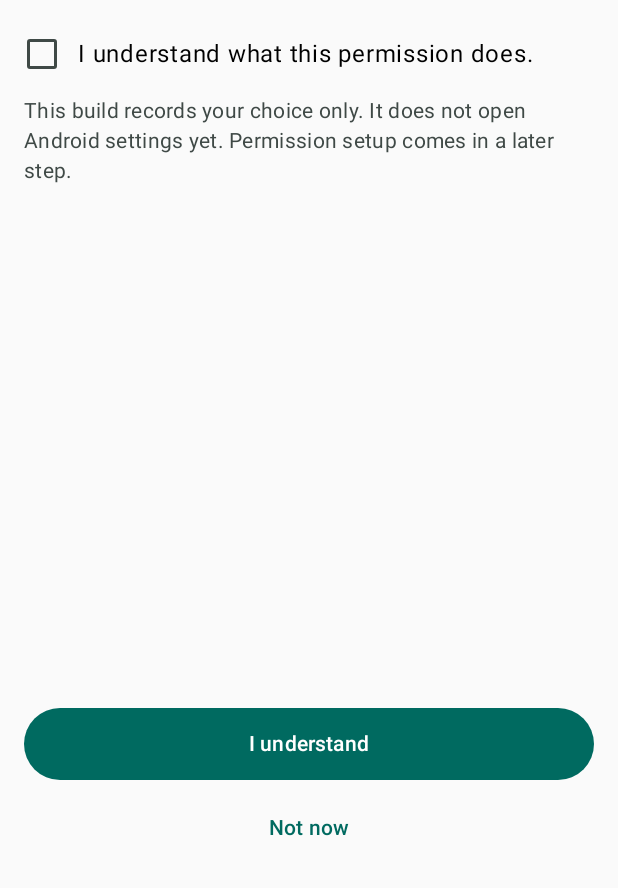
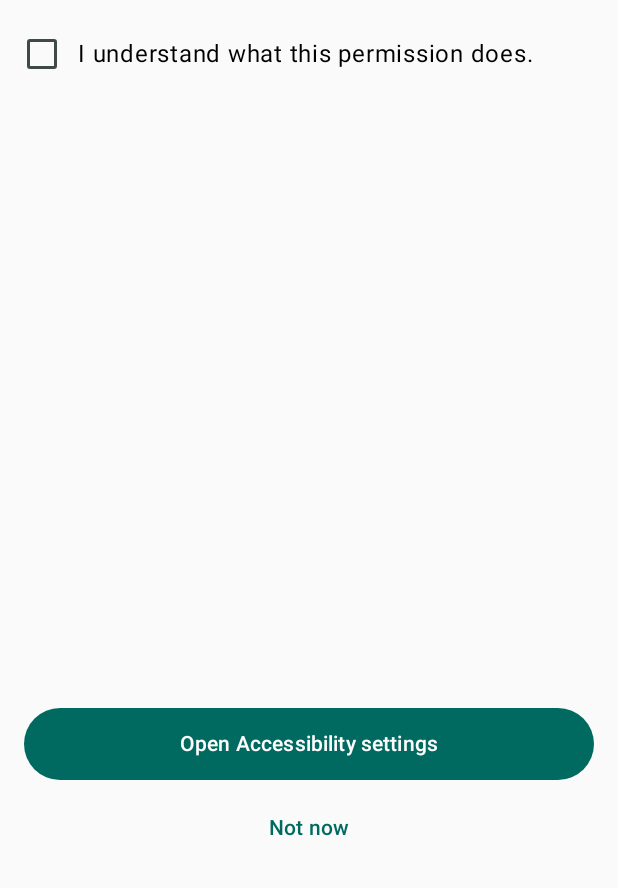
Before and after one commit to Nor2522/Guardian, an Android app built with Jetpack Compose: the PermissionsScreen screen opened through its navigation route, after a tap on "Set up", on a phone screen of 412 x 824 dp, the part 348-1236 px from its top. Run offline under Robolectric (Android 15) with nearby library versions, the phone set to English and light mode, and no system bars.

Commit message:
feat: grant Accessibility from the permissions step
Declares a no-op accessibility service so Android can list Guardian under Installed apps, with canRetrieveWindowContent=false and only window-state events. The enabled state is read from AccessibilityManager, and the disclosure records consent before opening the system Accessibility screen.

Verified with testDebugUnitTest (16 tests), lintDebug, and a phone run on SM-A155F: consent gate, real Accessibility screen, service toggle and Allow dialog, row flips to On, direct re-entry, VPN placeholder unchanged, clean logcat, dumpsys shows the service enabled and bound.

```diff
--- /dev/null
+++ b/app/src/main/java/com/nordev/guardian/data/permissions/AccessibilityAccessChecker.kt
@@ -0,0 +1,15 @@
+package com.nordev.guardian.data.permissions
+
+import android.accessibilityservice.AccessibilityServiceInfo
+import android.content.Context
+import android.view.accessibility.AccessibilityManager
+
+// Accessibility is granted per service in system settings. The manager lists
+// only services the user has enabled.
+class AccessibilityAccessChecker(private val context: Context) {
+    fun isGranted(): Boolean {
+        val manager = context.getSystemService(AccessibilityManager::class.java) ?: return false
+        return manager.getEnabledAccessibilityServiceList(AccessibilityServiceInfo.FEEDBACK_ALL_MASK)
+            .any { it.resolveInfo.serviceInfo.packageName == context.packageName }
+    }
+}
--- a/app/src/main/java/com/nordev/guardian/data/prefs/SettingsRepository.kt
+++ b/app/src/main/java/com/nordev/guardian/data/prefs/SettingsRepository.kt
@@ -16,6 +16,7 @@ class SettingsRepository(context: Context) {
 
     val usageConsentAt: Flow<Long> = store.data.map { it[USAGE_CONSENT_AT] ?: 0L }
     val notificationConsentAt: Flow<Long> = store.data.map { it[NOTIFICATION_CONSENT_AT] ?: 0L }
+    val accessibilityConsentAt: Flow<Long> = store.data.map { it[ACCESSIBILITY_CONSENT_AT] ?: 0L }
 
     suspend fun recordUsageConsent(now: Long = System.currentTimeMillis()) {
         store.edit { it[USAGE_CONSENT_AT] = now }
@@ -25,8 +26,13 @@ class SettingsRepository(context: Context) {
         store.edit { it[NOTIFICATION_CONSENT_AT] = now }
     }
 
+    suspend fun recordAccessibilityConsent(now: Long = System.currentTimeMillis()) {
+        store.edit { it[ACCESSIBILITY_CONSENT_AT] = now }
+    }
+
     private companion object {
         val USAGE_CONSENT_AT = longPreferencesKey("usage_access_consent_at")
         val NOTIFICATION_CONSENT_AT = longPreferencesKey("notifications_consent_at")
+        val ACCESSIBILITY_CONSENT_AT = longPreferencesKey("accessibility_consent_at")
     }
 }
--- a/app/src/main/java/com/nordev/guardian/ui/screens/onboarding/DisclosureScreen.kt
+++ b/app/src/main/java/com/nordev/guardian/ui/screens/onboarding/DisclosureScreen.kt
@@ -68,6 +68,7 @@ enum class DisclosureType(
         R.string.disclosure_accessibility_body,
         R.string.disclosure_action_accessibility,
         Icons.Outlined.Accessibility,
+        implemented = true,
     ),
     VpnFilter(
         R.string.perm_vpn,
--- a/app/src/main/java/com/nordev/guardian/ui/screens/onboarding/PermissionsScreen.kt
+++ b/app/src/main/java/com/nordev/guardian/ui/screens/onboarding/PermissionsScreen.kt
@@ -49,6 +49,7 @@ import androidx.lifecycle.Lifecycle
 import androidx.lifecycle.LifecycleEventObserver
 import androidx.lifecycle.compose.LocalLifecycleOwner
 import com.nordev.guardian.R
+import com.nordev.guardian.data.permissions.AccessibilityAccessChecker
 import com.nordev.guardian.data.permissions.NotificationAccessChecker
 import com.nordev.guardian.data.permissions.UsageAccessChecker
 import com.nordev.guardian.data.prefs.SettingsRepository
@@ -60,6 +61,7 @@ fun PermissionsScreen(
     onOpenDisclosure: (DisclosureType) -> Unit,
     onOpenUsageSettings: () -> Unit,
     onOpenNotificationSettings: () -> Unit,
+    onOpenAccessibilitySettings: () -> Unit,
     requestNotifications: Boolean,
     onNotificationsRequested: () -> Unit,
     onContinue: () -> Unit,
@@ -68,11 +70,14 @@ fun PermissionsScreen(
     val context = LocalContext.current
     val usageChecker = remember(context) { UsageAccessChecker(context) }
     val notificationChecker = remember(context) { NotificationAccessChecker(context) }
+    val accessibilityChecker = remember(context) { AccessibilityAccessChecker(context) }
     val settings = remember(context) { SettingsRepository(context) }
     var usageGranted by remember { mutableStateOf(usageChecker.isGranted()) }
     var notificationsGranted by remember { mutableStateOf(notificationChecker.isGranted()) }
+    var accessibilityGranted by remember { mutableStateOf(accessibilityChecker.isGranted()) }
     val usageConsentAt by settings.usageConsentAt.collectAsState(initial = 0L)
     val notificationConsentAt by settings.notificationConsentAt.collectAsState(initial = 0L)
+    val accessibilityConsentAt by settings.accessibilityConsentAt.collectAsState(initial = 0L)
     val notificationLauncher = rememberLauncherForActivityResult(
         ActivityResultContracts.RequestPermission(),
     ) { granted -> notificationsGranted = granted }
@@ -90,11 +95,12 @@ fun PermissionsScreen(
 
     // The system settings screen flips the app-op outside this process, so
     // re-read it every time the permissions step comes back to the foreground.
-    DisposableEffect(lifecycleOwner, usageChecker, notificationChecker) {
+    DisposableEffect(lifecycleOwner, usageChecker, notificationChecker, accessibilityChecker) {
         val observer = LifecycleEventObserver { _, event ->
             if (event == Lifecycle.Event.ON_RESUME) {
                 usageGranted = usageChecker.isGranted()
                 notificationsGranted = notificationChecker.isGranted()
+                accessibilityGranted = accessibilityChecker.isGranted()
             }
         }
         lifecycleOwner.lifecycle.addObserver(observer)
@@ -106,6 +112,13 @@ fun PermissionsScreen(
     )
     val notificationActionLabel = stringResource(
         if (notificationsGranted || notificationConsentAt > 0L) {
+            R.string.action_open_settings
+        } else {
+            R.string.permission_set_up
+        },
+    )
+    val accessibilityActionLabel = stringResource(
+        if (accessibilityGranted || accessibilityConsentAt > 0L) {
             R.string.action_open_settings
         } else {
             R.string.permission_set_up
@@ -168,10 +181,18 @@ fun PermissionsScreen(
             icon = Icons.Outlined.Accessibility,
             name = stringResource(R.string.perm_accessibility),
             reason = stringResource(R.string.perm_accessibility_reason),
-            status = stringResource(R.string.permission_state_off),
-            statusOn = false,
-            setupLabel = stringResource(R.string.permission_set_up),
-            onSetup = { onOpenDisclosure(DisclosureType.Accessibility) },
+            status = stringResource(
+                if (accessibilityGranted) R.string.permission_state_on else R.string.permission_state_off,
+            ),
+            statusOn = accessibilityGranted,
+            setupLabel = accessibilityActionLabel,
+            onSetup = {
+                if (accessibilityGranted || accessibilityConsentAt > 0L) {
+                    onOpenAccessibilitySettings()
+                } else {
+                    onOpenDisclosure(DisclosureType.Accessibility)
+                }
+            },
         )
         PermissionCard(
             icon = Icons.Outlined.VpnKey,
--- a/app/src/main/res/values/strings.xml
+++ b/app/src/main/res/values/strings.xml
@@ -102,10 +102,13 @@
     <string name="disclosure_build_note">This build records your choice only. It does not open Android settings yet. Permission setup comes in a later step.</string>
     <string name="disclosure_action_usage">Open Usage access settings</string>
     <string name="disclosure_action_notifications">Allow notifications</string>
-    <string name="disclosure_action_accessibility">I understand</string>
+    <string name="disclosure_action_accessibility">Open Accessibility settings</string>
     <string name="disclosure_action_vpn">I understand</string>
     <string name="disclosure_action_admin">I understand</string>
     <string name="disclosure_not_now">Not now</string>
+
+    <!-- Accessibility service -->
+    <string name="accessibility_service_description">Guardian uses Accessibility to notice which app is open, so it can show the pause screen when a limit or schedule applies. It does not read text on the screen, watch taps, type for you, or control other apps.</string>
 
     <!-- Parent tabs -->
     <string name="tab_today">Today</string>
```
Also changed, not shown: app/src/main/AndroidManifest.xml (+12 -0 lines), app/src/main/java/com/nordev/guardian/service/GuardianAccessibilityService.kt (added, +11 -0 lines), app/src/main/java/com/nordev/guardian/ui/nav/AppNav.kt (+10 -0 lines), app/src/main/res/xml/accessibility_service_config.xml (added, +9 -0 lines).
